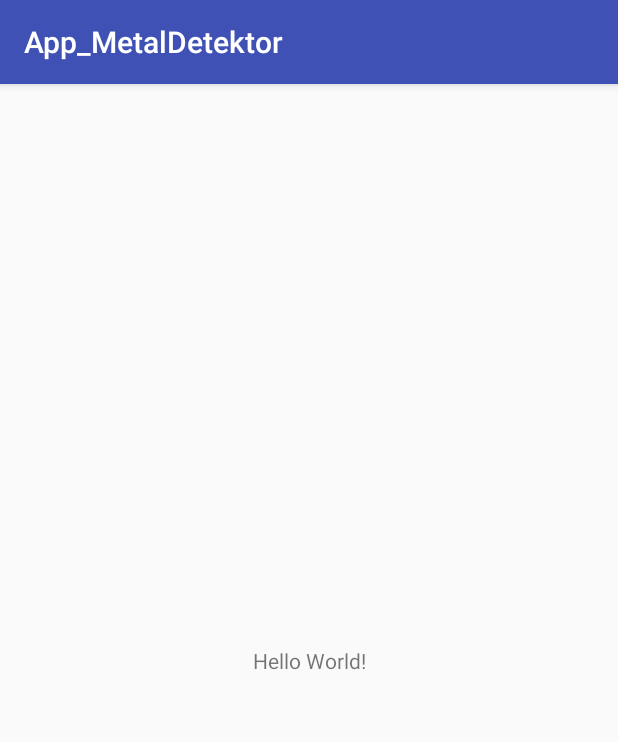
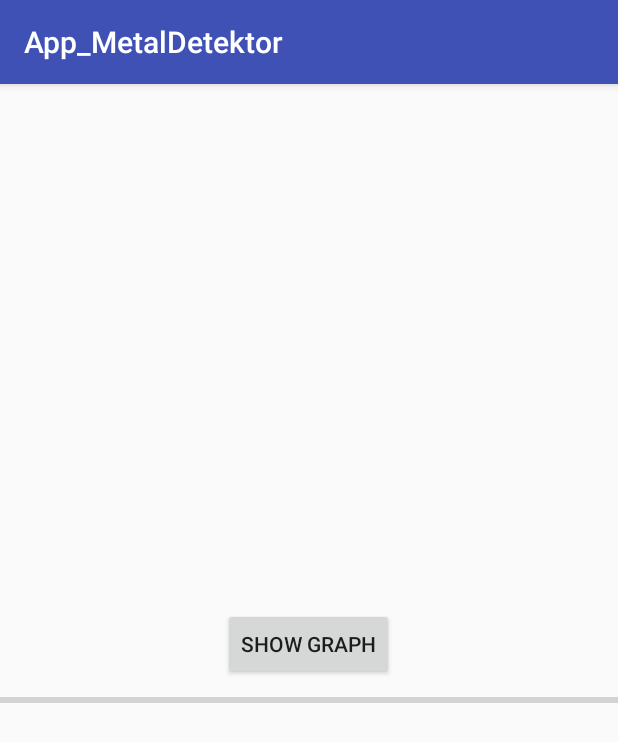
Before and after one commit to Tamalera/AppQuest, an Android app: the screen it shows after launch (MainActivity), on a phone screen of 412 x 824 dp. Shown: the top 742 px of the screen. Run offline under Robolectric (Android 15) with nearby library versions, the phone set to English and light mode, and no system bars.

```diff
--- a/app/src/main/java/com/example/taamefl2/app_metaldetektor/MainActivity.java
+++ b/app/src/main/java/com/example/taamefl2/app_metaldetektor/MainActivity.java
@@ -1,13 +1,63 @@
 package com.example.taamefl2.app_metaldetektor;
 
+import android.hardware.Sensor;
+import android.hardware.SensorEvent;
+import android.hardware.SensorEventListener;
+import android.hardware.SensorManager;
+import android.os.Bundle;
 import android.support.v7.app.AppCompatActivity;
-import android.os.Bundle;
+import android.view.View;
+import android.widget.Button;
+import android.widget.ProgressBar;
 
-public class MainActivity extends AppCompatActivity {
+public class MainActivity extends AppCompatActivity implements SensorEventListener {
+
+    private SensorManager metalSensorManager;
+    private Sensor magneticField;
+    private ProgressBar fortschritt;
 
     @Override
     protected void onCreate(Bundle savedInstanceState) {
         super.onCreate(savedInstanceState);
         setContentView(R.layout.activity_main);
+        // UI part
+        Button button = findViewById(R.id.showGraph);
+        fortschritt = findViewById(R.id.show_progress);
+
+
+        // Sensor part
+        metalSensorManager = (SensorManager) getSystemService(SENSOR_SERVICE);
+        magneticField = metalSensorManager.getDefaultSensor(Sensor.TYPE_MAGNETIC_FIELD);
+
+        button.setOnClickListener(new View.OnClickListener() {
+            public void onClick(View v) {
+                // Detect magnetic field in environment:
+
+            }
+        });
+    }
+
+    protected void onResume() {
+        super.onResume();
+        metalSensorManager.registerListener(this, magneticField, SensorManager.SENSOR_DELAY_NORMAL);
+    }
+
+    protected void onPause() {
+        super.onPause();
+        metalSensorManager.unregisterListener(this);
+    }
+
+    public void onSensorChanged(SensorEvent event) {
+        float[] mag = event.values;
+        double betrag = Math.sqrt(mag[0] * mag[0] + mag[1] * mag[1] + mag[2] * mag[2]);
+        fortschritt.setProgress((int)betrag);
+    }
+
+    public void onAccuracyChanged(Sensor sensor, int accuracy) {
+
+    }
+
+    public void onPointerCaptureChanged(boolean hasCapture) {
+
     }
 }
--- a/app/src/main/res/layout/activity_main.xml
+++ b/app/src/main/res/layout/activity_main.xml
@@ -5,14 +5,23 @@
     android:layout_width="match_parent"
     android:layout_height="match_parent"
     tools:context=".MainActivity">
-
-    <TextView
+<LinearLayout
+    xmlns:android="http://schemas.android.com/apk/res/android"
+    android:layout_width="match_parent"
+    android:layout_height="match_parent"
+    android:orientation="vertical"
+    android:gravity="center">
+    <Button
+        android:id="@+id/showGraph"
         android:layout_width="wrap_content"
         android:layout_height="wrap_content"
-        android:text="Hello World!"
-        app:layout_constraintBottom_toBottomOf="parent"
-        app:layout_constraintLeft_toLeftOf="parent"
-        app:layout_constraintRight_toRightOf="parent"
-        app:layout_constraintTop_toTopOf="parent" />
+        android:text="Show Graph"
+        android:layout_marginBottom="5dp"/>
 
+    <ProgressBar
+        android:id="@+id/show_progress"
+        style="?android:attr/progressBarStyleHorizontal"
+        android:layout_width="match_parent"
+        android:layout_height="wrap_content"/>
+</LinearLayout>
 </android.support.constraint.ConstraintLayout>
```
Also changed, not shown: 1 other file.
